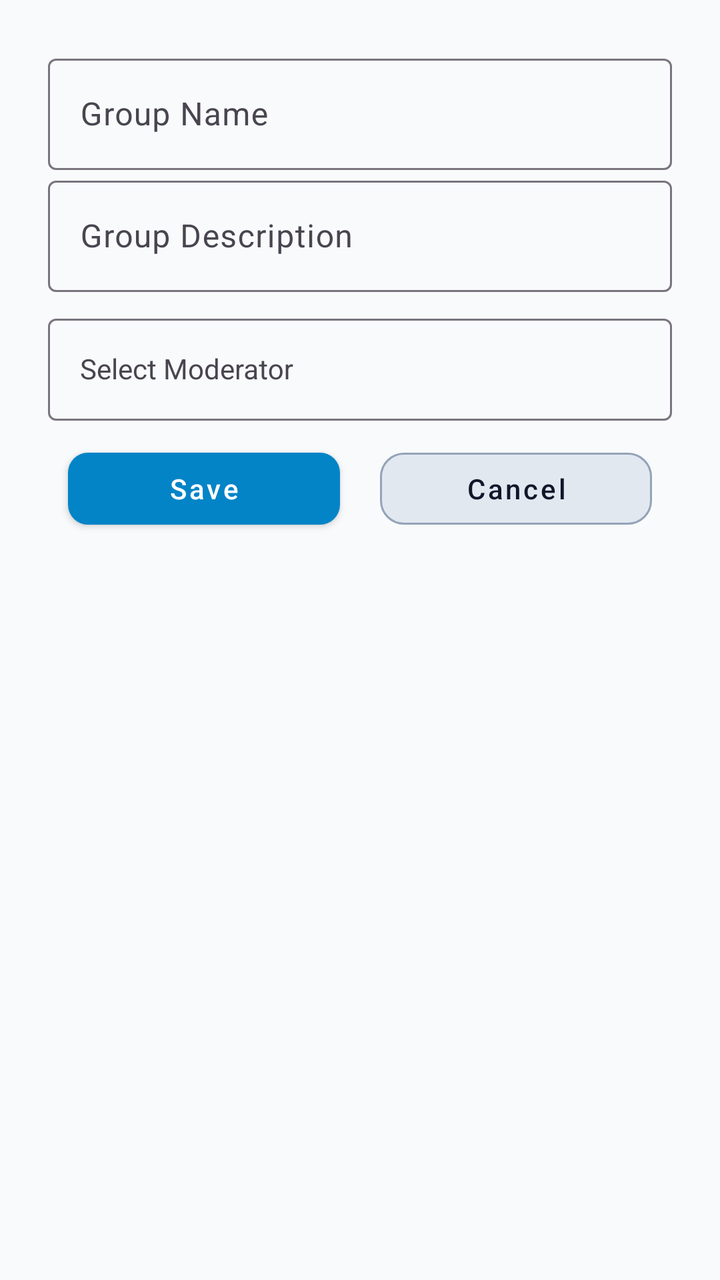
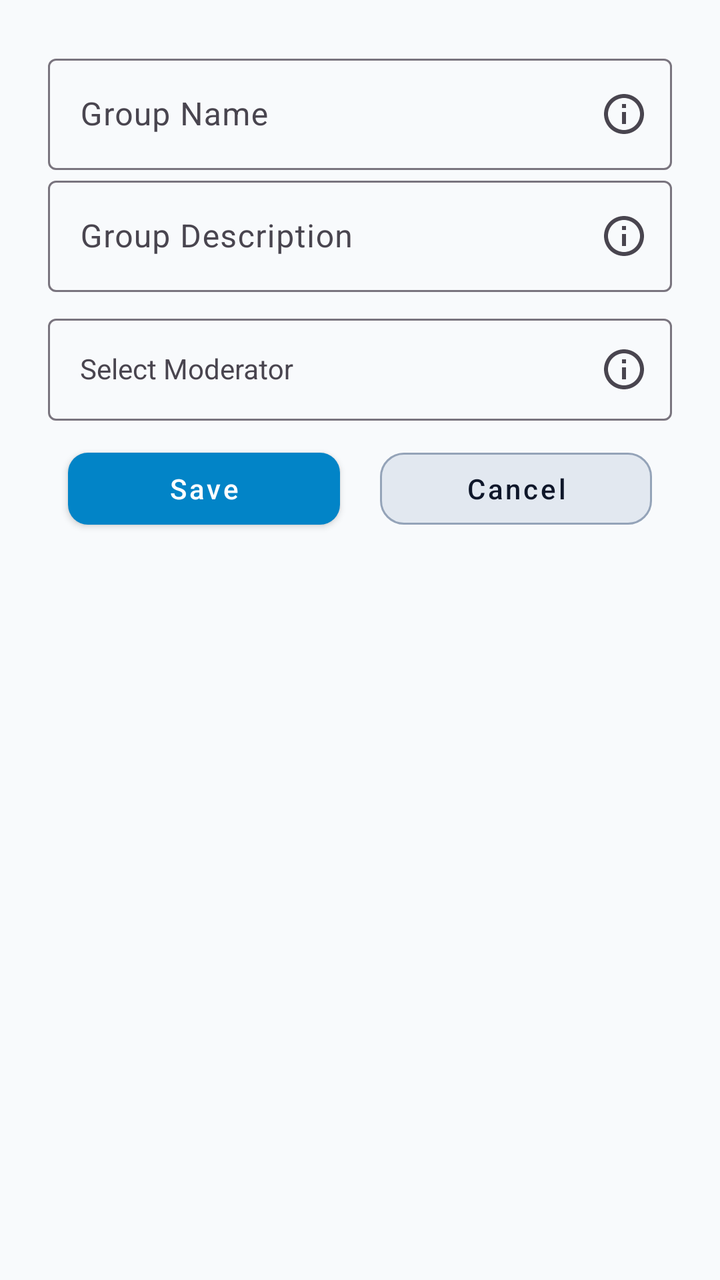

The first picture is an Android layout as it rendered before a commit; the second is the same layout after the commit. The layout source and the unified diff follow.
<!-- AndroidManifest.xml: application theme Theme.ApnaFund -->
<!-- res/layout/dialog_add_group.xml -->
<?xml version="1.0" encoding="utf-8"?>
<androidx.constraintlayout.widget.ConstraintLayout xmlns:android="http://schemas.android.com/apk/res/android"
    xmlns:app="http://schemas.android.com/apk/res-auto"
    xmlns:tools="http://schemas.android.com/tools"
    android:layout_width="match_parent"
    android:layout_height="wrap_content"
    android:padding="24dp">

    
    <com.google.android.material.textfield.TextInputLayout
        android:id="@+id/text_input_group_name"
        android:layout_width="match_parent"
        android:layout_height="wrap_content"
        android:hint="@string/text_group_name"
        app:layout_constraintTop_toTopOf="parent">

        <com.google.android.material.textfield.TextInputEditText
            android:id="@+id/edit_text_group_name"
            android:layout_width="match_parent"
            android:layout_height="wrap_content"
            android:importantForAutofill="no"
            android:inputType="text"
            android:textSize="16sp" />
    </com.google.android.material.textfield.TextInputLayout>

    
    <com.google.android.material.textfield.TextInputLayout
        android:id="@+id/text_input_group_desc"
        android:layout_width="match_parent"
        android:layout_height="wrap_content"
        android:hint="@string/text_group_description"
        app:layout_constraintTop_toBottomOf="@id/text_input_group_name">

        <com.google.android.material.textfield.TextInputEditText
            android:id="@+id/edit_text_group_desc"
            android:layout_width="match_parent"
            android:layout_height="wrap_content"
            android:importantForAutofill="no"
            android:inputType="text"
            android:textSize="16sp" />
    </com.google.android.material.textfield.TextInputLayout>

    
    <com.google.android.material.textfield.TextInputLayout
        android:id="@+id/text_input_auto_moderator"
        android:layout_width="match_parent"
        android:layout_height="wrap_content"
        android:layout_marginTop="8dp"
        android:hint="@string/text_select_moderator"
        app:layout_constraintTop_toBottomOf="@id/text_input_group_desc">

        <AutoCompleteTextView
            android:id="@+id/edit_text_auto_moderator"
            android:layout_width="match_parent"
            android:layout_height="wrap_content"
            android:completionThreshold="1"
            android:importantForAutofill="no"
            android:inputType="text"
            android:paddingTop="16dp"
            android:paddingBottom="16dp"
            android:paddingStart="16dp"
            android:paddingEnd="16dp"
            android:textSize="14sp"
            tools:ignore="LabelFor" />
    </com.google.android.material.textfield.TextInputLayout>

    
    <LinearLayout
        android:layout_width="match_parent"
        android:layout_height="wrap_content"
        android:orientation="horizontal"
        app:layout_constraintTop_toBottomOf="@id/text_input_auto_moderator">

        <com.google.android.material.button.MaterialButton
            android:id="@+id/button_save_grp"
            style="@style/ApnaFundButton.Primary"
            android:layout_width="0dp"
            android:layout_weight="1"
            android:layout_height="wrap_content"
            android:layout_margin="10dp"
            android:text="@string/text_save" />

        <com.google.android.material.button.MaterialButton
            android:id="@+id/button_cancel_grp"
            style="@style/ApnaFundButton.Secondary"
            android:layout_width="0dp"
            android:layout_weight="1"
            android:layout_height="wrap_content"
            android:layout_margin="10dp"
            android:text="@string/text_cancel_button" />
    </LinearLayout>

</androidx.constraintlayout.widget.ConstraintLayout>
<!-- resources referenced by this layout -->
<resources>
  <string name="text_cancel_button">Cancel</string>
  <string name="text_group_description">Group Description</string>
  <string name="text_group_name">Group Name</string>
  <string name="text_save">Save</string>
  <string name="text_select_moderator">Select Moderator</string>
  <style name="ApnaFundButton.Primary" parent="Widget.MaterialComponents.Button">
          <item name="android:textColor">@color/btn_primary_text_selector</item>
          <item name="backgroundTint">@color/btn_primary_bg_selector</item>
          <item name="cornerRadius">10dp</item>
          <item name="android:textAllCaps">false</item>
      </style>
  <style name="ApnaFundButton.Secondary" parent="Widget.MaterialComponents.Button.OutlinedButton">
          <item name="android:textColor">@color/btn_secondary_text</item>
          <item name="strokeColor">@color/btn_secondary_border</item>
          <item name="strokeWidth">1dp</item>
          <item name="backgroundTint">@color/btn_secondary_bg</item>
          <item name="cornerRadius">12dp</item>
          <item name="android:textAllCaps">false</item>
      </style>
  <style name="Theme.ApnaFund" parent="Base.Theme.ApnaFund" />
  <color name="btn_secondary_text">#0F172A</color>
  <color name="btn_secondary_border">#94A3B8</color>
  <color name="btn_secondary_bg">#E2E8F0</color>
  <style name="Base.Theme.ApnaFund" parent="Theme.Material3.DayNight.NoActionBar">
          
          
          <item name="colorSecondary">#00ACC1</item> 
          <item name="colorTertiary">#FDD835</item> 
          
          <item name="android:colorBackground">@color/background</item>
  
          
          <item name="colorSurface">@color/surface</item>
          <item name="colorOnSurface">@color/text_primary</item>
          <item name="colorSurfaceVariant">@color/surface_variant</item>
  
          
          <item name="colorPrimary">@color/blue_dark</item>
          <item name="colorOnPrimary">@color/on_primary</item>
  
          
          <item name="android:textColorPrimary">@color/text_primary</item>
          <item name="android:textColorSecondary">@color/text_secondary</item>
      </style>
  <color name="background">#F8FAFC</color>
  <color name="surface">#FFFFFF</color>
  <color name="text_primary">#0F1012</color>
  <color name="surface_variant">#E2E8F0</color>
  <color name="blue_dark">#117AA7</color>
  <color name="on_primary">#FFFFFF</color>
  <color name="text_secondary">#475569</color>
</resources>

<!-- the commit's change to res/layout/dialog_add_group.xml (unified diff, before → after) -->
@@ -12,6 +12,8 @@
         android:layout_width="match_parent"
         android:layout_height="wrap_content"
         android:hint="@string/text_group_name"
+        app:endIconDrawable="@drawable/ic_info"
+        app:endIconMode="custom"
         app:layout_constraintTop_toTopOf="parent">
 
         <com.google.android.material.textfield.TextInputEditText
@@ -29,6 +31,8 @@
         android:layout_width="match_parent"
         android:layout_height="wrap_content"
         android:hint="@string/text_group_description"
+        app:endIconDrawable="@drawable/ic_info"
+        app:endIconMode="custom"
         app:layout_constraintTop_toBottomOf="@id/text_input_group_name">
 
         <com.google.android.material.textfield.TextInputEditText
@@ -47,6 +51,8 @@
         android:layout_height="wrap_content"
         android:layout_marginTop="8dp"
         android:hint="@string/text_select_moderator"
+        app:endIconDrawable="@drawable/ic_info"
+        app:endIconMode="custom"
         app:layout_constraintTop_toBottomOf="@id/text_input_group_desc">
 
         <AutoCompleteTextView
<!-- resource entries referenced after the edit -->
@@ -1,5 +1,11 @@
 <!-- resources referenced by this layout -->
 <resources>
+  <!-- drawable ic_info (drawable) -->
+  <vector xmlns:android="http://schemas.android.com/apk/res/android" android:height="24dp" android:tint="#000000" android:viewportHeight="24" android:viewportWidth="24" android:width="24dp">
+        
+      <path android:fillColor="@android:color/white" android:pathData="M11,7h2v2h-2V7zM11,11h2v6h-2V11zM12,2C6.48,2 2,6.48 2,12s4.48,10 10,10s10,-4.48 10,-10S17.52,2 12,2zM12,20c-4.41,0 -8,-3.59 -8,-8s3.59,-8 8,-8s8,3.59 8,8S16.41,20 12,20z"/>
+      
+  </vector>
   <string name="text_cancel_button">Cancel</string>
   <string name="text_group_description">Group Description</string>
   <string name="text_group_name">Group Name</string>
